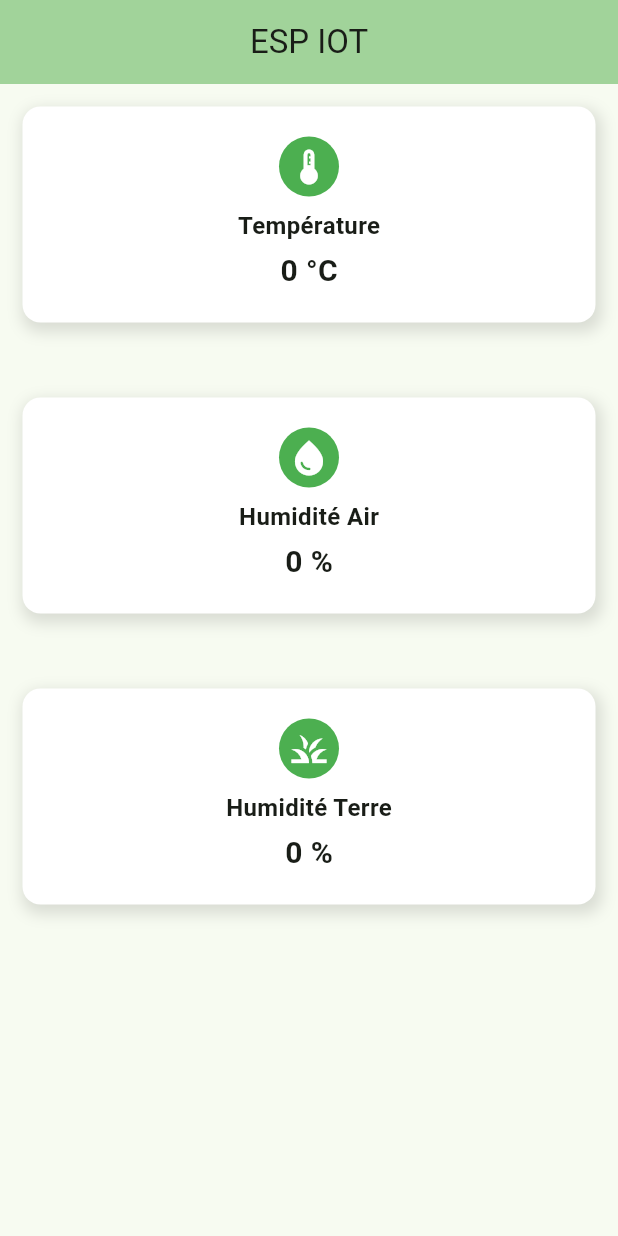
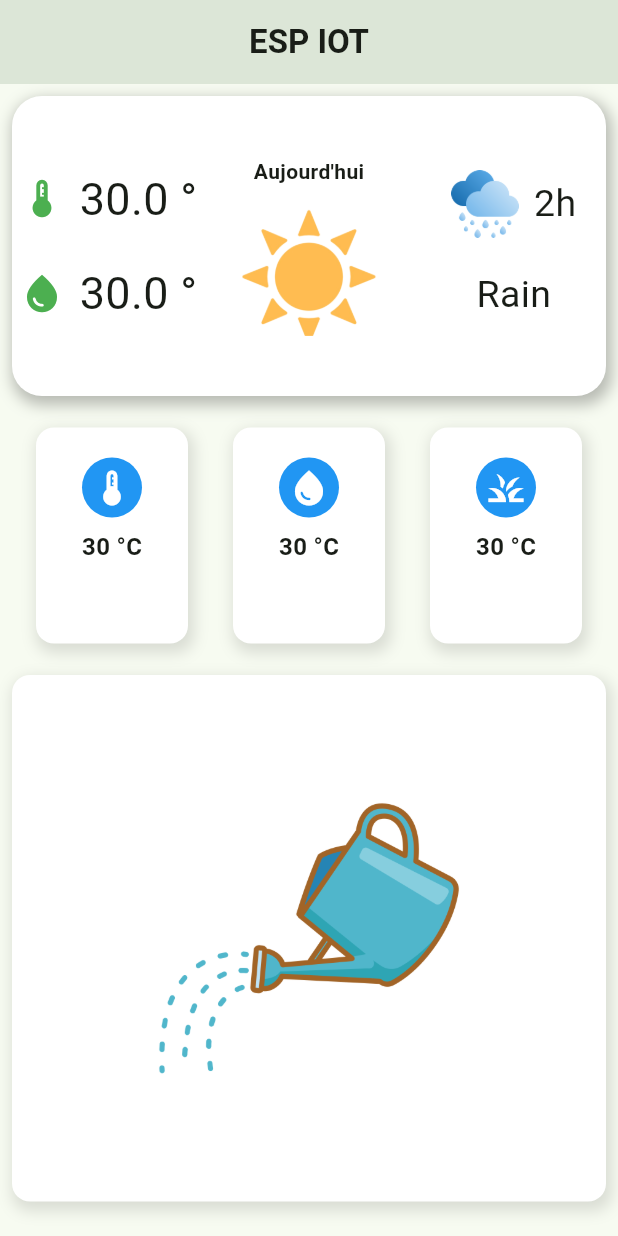
Before and after one commit to Ferdinaelectro1/esp_iot, a Flutter app: the screen it shows after launch, on a phone screen of 412 x 824 dp. Run offline on Flutter 3.47's test engine with Material 3 defaults, Android fonts, the phone set to English and light mode, and no system bars; our stand-ins replace dio, firebase_core, firebase_database; accounts and stored records are empty; generated files the repository leaves out were written again.

Commit message:
deuxième modif

```diff
--- /dev/null
+++ b/lib/esp_data_page.dart
@@ -0,0 +1,21 @@
+import 'package:esp_iot/wigets/box.dart';
+import 'package:flutter/material.dart';
+
+class EspDataPage extends StatelessWidget {
+  const EspDataPage({super.key});
+
+  @override
+  Widget build(BuildContext context) {
+    return
+    Container(
+      padding: EdgeInsets.all(1),
+      child: Row(
+        children: [
+          Expanded(child: DataBoxContain(icon: Icons.thermostat, label:"30 °C", amount: "", color: Colors.blue)),
+          Expanded(child: DataBoxContain(icon: Icons.water_drop, label:"30 °C", amount: "", color: Colors.blue)),
+          Expanded(child: DataBoxContain(icon: Icons.grass, label:"30 °C", amount: "", color: Colors.blue))
+        ],
+      ),
+    );
+  }
+}
--- /dev/null
+++ b/lib/home_page.dart
@@ -0,0 +1,32 @@
+import 'package:esp_iot/esp_data_page.dart';
+import 'package:esp_iot/meteo_page.dart';
+import 'package:esp_iot/wigets/buttons.dart';
+import 'package:flutter/material.dart';
+
+class HomePage extends StatelessWidget {
+  const HomePage({super.key});
+
+  @override
+  Widget build(BuildContext context) {
+    return Scaffold(
+      appBar: AppBar(
+        title: const Text("ESP IOT",style: TextStyle(fontWeight: FontWeight.bold),),
+        centerTitle: true,
+        elevation: 15,
+      ),
+      body:
+      Padding(
+        padding: const EdgeInsets.all(8.0),
+        child: Column(
+            spacing: 5,
+            children: [
+              MeteoPage(height: 200,),
+              EspDataPage(),
+              Expanded(child: ArrozeButton()),
+              const SizedBox(height: 10,)
+            ],
+          ),
+      ),
+    );
+  }
+}
--- a/lib/main.dart
+++ b/lib/main.dart
@@ -1,5 +1,6 @@
 import 'dart:async';
 
+import 'package:esp_iot/home_page.dart';
 import 'package:flutter/material.dart';
 import 'package:dio/dio.dart';
 import 'package:firebase_core/firebase_core.dart';
@@ -125,80 +126,6 @@ class _MyHomePageState extends State<MyHomePage> {
 
   @override
   Widget build(BuildContext context) {
-    return Scaffold(
-      appBar: AppBar(
-        backgroundColor: Theme.of(context).colorScheme.inversePrimary,
-        centerTitle: true,
-        title: Text(widget.title),
-      ),
-      body: Column(
-        children: [
-          DataBox(icon: Icons.thermostat,label: "Température",amount: "${datas['dht_temp']} °C",color: Colors.green,),
-          SepareBox,
-          DataBox(icon: Icons.water_drop,label: "Humidité Air",amount: "${datas['dht_hum']} %",color: Colors.green,),
-          SepareBox,
-          DataBox(icon: Icons.grass,label: "Humidité Terre",amount: "${datas['soil_hum']} %",color: Colors.green,),
-        ],
-      )
-    );
+    return HomePage();
   }
 }
-
-class DataBox extends StatelessWidget {
-  final IconData icon;
-  final String label;
-  final String amount;
-  final Color color;
-
-  const DataBox({
-    super.key,
-    required this.icon,
-    required this.label,
-    required this.amount,
-    required this.color,
-  });
-
-  @override
-  Widget build(BuildContext context) {
-    return
-    Padding(
-      padding: const EdgeInsets.all(15),
-      child: Container(
-        width: double.infinity,
-        padding: const EdgeInsets.all(20),
-        decoration: BoxDecoration(
-          color: Colors.white,
-          borderRadius: BorderRadius.circular(12),
-          boxShadow: [
-            BoxShadow(
-              color: Colors.black12,
-              blurRadius: 8,
-              spreadRadius: 2,
-              offset: Offset(2, 4),
-            ),
-          ],
-        ),
-        child: Column(
-          mainAxisAlignment: MainAxisAlignment.center,
-          children: [
-            CircleAvatar(backgroundColor: color,child:  Icon(icon, color: Colors.white, size: 28),),
-            const SizedBox(height: 8),
-            Text(
-              label,
-              style: const TextStyle(fontSize: 16, fontWeight: FontWeight.bold),
-            ),
-            const SizedBox(height: 4),
-            Text(
-              amount,
-              style: TextStyle(
-                fontSize: 20,
-                fontWeight: FontWeight.bold,
-                //color: color,
-              ),
-            ),
-          ],
-        ),
-      ),
-    );
-  }
-}
--- /dev/null
+++ b/lib/meteo_page.dart
@@ -0,0 +1,72 @@
+import 'package:esp_iot/wigets/box.dart';
+import 'package:flutter/material.dart';
+
+class MeteoPage extends StatelessWidget {
+  final double? height;
+  const MeteoPage({super.key,required this.height});
+
+  @override
+  Widget build(BuildContext context) {
+    return Container(
+      height: height,
+      decoration: BoxDecoration(
+        color: Colors.white,
+        borderRadius: BorderRadius.circular(20),
+        boxShadow: [BoxShadow(
+          color: Colors.black26,
+          blurRadius: 8,
+          spreadRadius: 2,
+          offset: Offset(2, 4)
+        )]
+      ),
+      child: Row(
+        spacing: 30,
+        mainAxisAlignment: MainAxisAlignment.center,
+        children:[
+          Expanded(
+            child: Container(
+              alignment: Alignment.center,
+              //color: Colors.red,
+              padding: EdgeInsets.all(5),
+              child: Column(
+                spacing: 20,
+                mainAxisAlignment: MainAxisAlignment.center,
+                children: [
+                  DataBox(value: 30, icon: Icons.thermostat,unit: "°",size: 30,color: Colors.green,),
+                  DataBox(value: 30, icon: Icons.water_drop,unit: "°",size: 30,color: Colors.green,),
+                ],
+              ),
+            ),
+          ),
+          Column(
+            mainAxisAlignment: MainAxisAlignment.center,
+            children: [
+              const Text("Aujourd'hui",style: TextStyle(fontWeight: FontWeight.bold),),
+              const SizedBox(height: 10,),
+              Image.asset("assets/icon/sunIcon.png",height: 90,),
+            ],
+          ),
+          Expanded(
+            child: Container(
+              alignment: Alignment.center,
+              //color: Colors.green,
+              padding: EdgeInsets.all(5),
+              child: Column(
+                spacing: 20,
+                mainAxisAlignment: MainAxisAlignment.center,
+                children: [
+                  DataBoxRow(
+                    left: Image.asset("assets/icon/rain.png",
+                    height: 45,), right: const Text("2h",style: TextStyle(fontSize: 25),),
+                    spacing: 10,
+                  ),
+                  const Text("Rain",style: TextStyle(fontSize: 25),)
+                ],
+              ),
+            ),
+          )
+        ]
+      ),
+    );
+  }
+}
--- /dev/null
+++ b/lib/wigets/box.dart
@@ -0,0 +1,108 @@
+import 'package:flutter/material.dart';
+
+class DataBox extends StatelessWidget {
+  final double value;
+  final IconData icon;
+  final String? unit;
+  final double? size;
+  final Color? color;
+
+  const DataBox({
+    super.key,
+    required this.value,
+    required this.icon,
+    this.unit,
+    this.size,
+    this.color
+  });
+
+  @override
+  Widget build(BuildContext context) {
+    return  Row(
+        mainAxisAlignment: MainAxisAlignment.center,
+        children: [
+          Icon(icon,size: size,color: color,),
+          const SizedBox(width: 10,),
+          Text("$value $unit",style: TextStyle(fontSize: size),),
+        ],
+    );
+  }
+}
+
+class DataBoxRow extends StatelessWidget {
+  final Widget left;
+  final Widget right;
+  final double? spacing;
+  const DataBoxRow({super.key,required this.left, required this.right,this.spacing});
+
+  @override
+  Widget build(BuildContext context) {
+    return Row(
+      mainAxisAlignment: MainAxisAlignment.center,
+      spacing: spacing ?? 1,
+      children: [
+        left,
+        right
+      ],
+    );
+  }
+}
+
+class DataBoxContain extends StatelessWidget {
+  final IconData icon;
+  final String label;
+  final String amount;
+  final Color color;
+
+  const DataBoxContain({
+    super.key,
+    required this.icon,
+    required this.label,
+    required this.amount,
+    required this.color,
+  });
+
+  @override
+  Widget build(BuildContext context) {
+    return
+    Padding(
+      padding: const EdgeInsets.all(15),
+      child: Container(
+        width: double.infinity,
+        padding: const EdgeInsets.all(20),
+        decoration: BoxDecoration(
+          color: Colors.white,
+          borderRadius: BorderRadius.circular(12),
+          boxShadow: [
+            BoxShadow(
+              color: Colors.black12,
+              blurRadius: 8,
+              spreadRadius: 2,
+              offset: Offset(2, 4),
+            ),
+          ],
+        ),
+        child: Column(
+          mainAxisAlignment: MainAxisAlignment.center,
+          children: [
+            CircleAvatar(backgroundColor: color,child:  Icon(icon, color: Colors.white, size: 28),),
+            const SizedBox(height: 8),
+            Text(
+              label,
+              style: const TextStyle(fontSize: 16, fontWeight: FontWeight.bold),
+            ),
+            const SizedBox(height: 4),
+            Text(
+              amount,
+              style: TextStyle(
+                fontSize: 20,
+                fontWeight: FontWeight.bold,
+                //color: color,
+              ),
+            ),
+          ],
+        ),
+      ),
+    );
+  }
+}
--- /dev/null
+++ b/lib/wigets/buttons.dart
@@ -0,0 +1,32 @@
+import 'package:flutter/material.dart';
+
+class ArrozeButton extends StatelessWidget {
+  const ArrozeButton({super.key});
+
+  @override
+  Widget build(BuildContext context) {
+    return
+    GestureDetector(
+      child: Container(
+          width: double.infinity,
+          padding: const EdgeInsets.all(20),
+          decoration: BoxDecoration(
+            color: Colors.white,
+            borderRadius: BorderRadius.circular(12),
+            boxShadow: [
+              BoxShadow(
+                color: Colors.black12,
+                blurRadius: 8,
+                spreadRadius: 2,
+                offset: Offset(2, 4),
+              ),
+            ],
+          ),
+          child: Center(
+            child: Image.asset("assets/icon/can.png",height: 210,),
+          ),
+      ),
+      onTap: (){} ,
+    );
+  }
+}
```
Also changed, not shown: assets/icon/can.png (added), assets/icon/rain.png (added), assets/icon/sunIcon.png (added), 1 other file.
